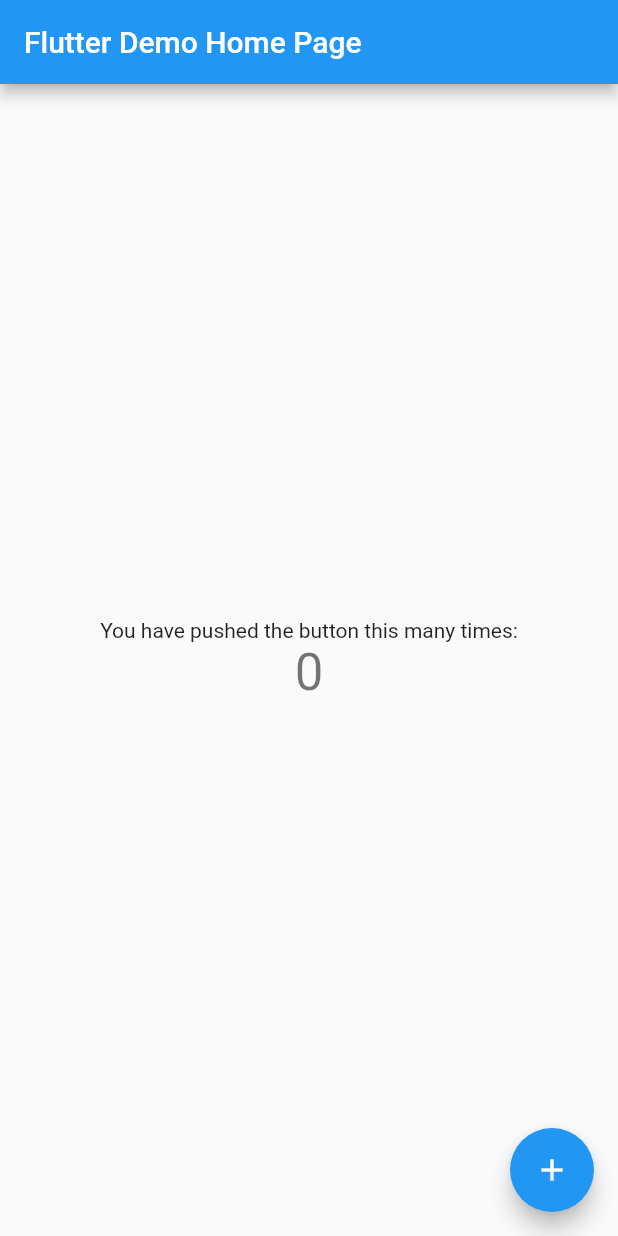
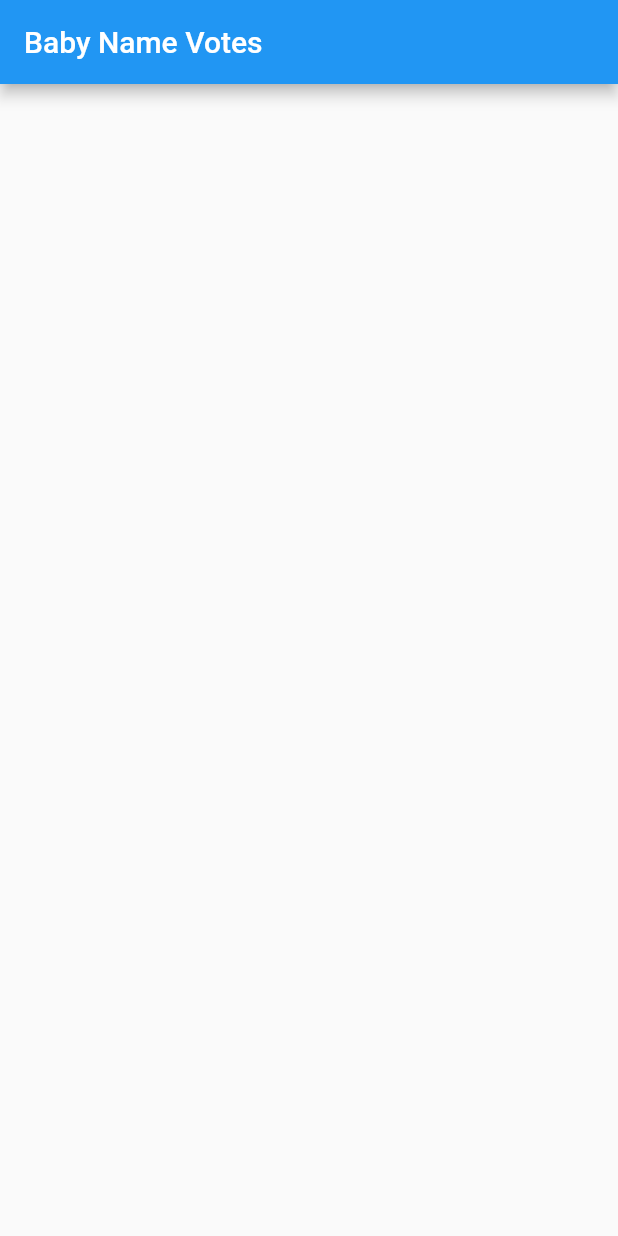
Before and after one commit to ianjsikes/firebase_flutter_test, a Flutter app: the screen it shows after launch, on a phone screen of 412 x 824 dp. Run offline on Flutter 3.47's test engine with Material 2 defaults, Android fonts, the phone set to English and light mode, and no system bars; our stand-ins replace cloud_firestore; accounts and stored records are empty.

```diff
--- a/lib/main.dart
+++ b/lib/main.dart
@@ -1,109 +1,46 @@
 import 'package:flutter/material.dart';
+import 'package:cloud_firestore/cloud_firestore.dart';
 
-void main() => runApp(new MyApp());
+void main() => runApp(MyApp());
 
 class MyApp extends StatelessWidget {
-  // This widget is the root of your application.
+  const MyApp();
+
   @override
   Widget build(BuildContext context) {
-    return new MaterialApp(
-      title: 'Flutter Demo',
-      theme: new ThemeData(
-        // This is the theme of your application.
-        //
-        // Try running your application with "flutter run". You'll see the
-        // application has a blue toolbar. Then, without quitting the app, try
-        // changing the primarySwatch below to Colors.green and then invoke
-        // "hot reload" (press "r" in the console where you ran "flutter run",
-        // or press Run > Flutter Hot Reload in IntelliJ). Notice that the
-        // counter didn't reset back to zero; the application is not restarted.
-        primarySwatch: Colors.blue,
-      ),
-      home: new MyHomePage(title: 'Flutter Demo Home Page'),
+    return MaterialApp(
+      title: 'Baby Names',
+      home: const MyHomePage(title: 'Baby Name Votes'),
     );
   }
 }
 
-class MyHomePage extends StatefulWidget {
-  MyHomePage({Key key, this.title}) : super(key: key);
-
-  // This widget is the home page of your application. It is stateful, meaning
-  // that it has a State object (defined below) that contains fields that affect
-  // how it looks.
-
-  // This class is the configuration for the state. It holds the values (in this
-  // case the title) provided by the parent (in this case the App widget) and
-  // used by the build method of the State. Fields in a Widget subclass are
-  // always marked "final".
+class MyHomePage extends StatelessWidget {
+  const MyHomePage({Key key, this.title}) : super(key: key);
 
   final String title;
 
   @override
-  _MyHomePageState createState() => new _MyHomePageState();
-}
+  Widget build(BuildContext context) {
+    return Scaffold(
+      appBar: AppBar(
+        title: Text(title),
+      ),
+      body: StreamBuilder(
+        stream: Firestore.instance.collection('baby').snapshots(),
+        builder: (context, snapshot) {
+          if (!snapshot.hasData) return const Text('Loading...');
 
-class _MyHomePageState extends State<MyHomePage> {
-  int _counter = 0;
-
-  void _incrementCounter() {
-    setState(() {
-      // This call to setState tells the Flutter framework that something has
-      // changed in this State, which causes it to rerun the build method below
-      // so that the display can reflect the updated values. If we changed
-      // _counter without calling setState(), then the build method would not be
-      // called again, and so nothing would appear to happen.
-      _counter++;
-    });
-  }
-
-  @override
-  Widget build(BuildContext context) {
-    // This method is rerun every time setState is called, for instance as done
-    // by the _incrementCounter method above.
-    //
-    // The Flutter framework has been optimized to make rerunning build methods
-    // fast, so that you can just rebuild anything that needs updating rather
-    // than having to individually change instances of widgets.
-    return new Scaffold(
-      appBar: new AppBar(
-        // Here we take the value from the MyHomePage object that was created by
-        // the App.build method, and use it to set our appbar title.
-        title: new Text(widget.title),
+          return ListView.builder(
+              itemCount: snapshot.data.documents.length,
+              padding: const EdgeInsets.only(top: 10.0),
+              itemExtent: 25.0,
+              itemBuilder: (context, index) {
+                DocumentSnapshot ds = snapshot.data.documents[index];
+                return Text(" ${ds['name']} ${ds['votes']}");
+              });
+        },
       ),
-      body: new Center(
-        // Center is a layout widget. It takes a single child and positions it
-        // in the middle of the parent.
-        child: new Column(
-          // Column is also layout widget. It takes a list of children and
-          // arranges them vertically. By default, it sizes itself to fit its
-          // children horizontally, and tries to be as tall as its parent.
-          //
-          // Invoke "debug paint" (press "p" in the console where you ran
-          // "flutter run", or select "Toggle Debug Paint" from the Flutter tool
-          // window in IntelliJ) to see the wireframe for each widget.
-          //
-          // Column has various properties to control how it sizes itself and
-          // how it positions its children. Here we use mainAxisAlignment to
-          // center the children vertically; the main axis here is the vertical
-          // axis because Columns are vertical (the cross axis would be
-          // horizontal).
-          mainAxisAlignment: MainAxisAlignment.center,
-          children: <Widget>[
-            new Text(
-              'You have pushed the button this many times:',
-            ),
-            new Text(
-              '$_counter',
-              style: Theme.of(context).textTheme.display1,
-            ),
-          ],
-        ),
-      ),
-      floatingActionButton: new FloatingActionButton(
-        onPressed: _incrementCounter,
-        tooltip: 'Increment',
-        child: new Icon(Icons.add),
-      ), // This trailing comma makes auto-formatting nicer for build methods.
     );
   }
 }
--- a/pubspec.yaml
+++ b/pubspec.yaml
@@ -8,6 +8,7 @@ dependencies:
   # The following adds the Cupertino Icons font to your application.
   # Use with the CupertinoIcons class for iOS style icons.
   cupertino_icons: ^0.1.2
+  cloud_firestore: ^0.7.0
 
 dev_dependencies:
   flutter_test:
```
Also changed, not shown: pubspec.lock, 6 other files.
